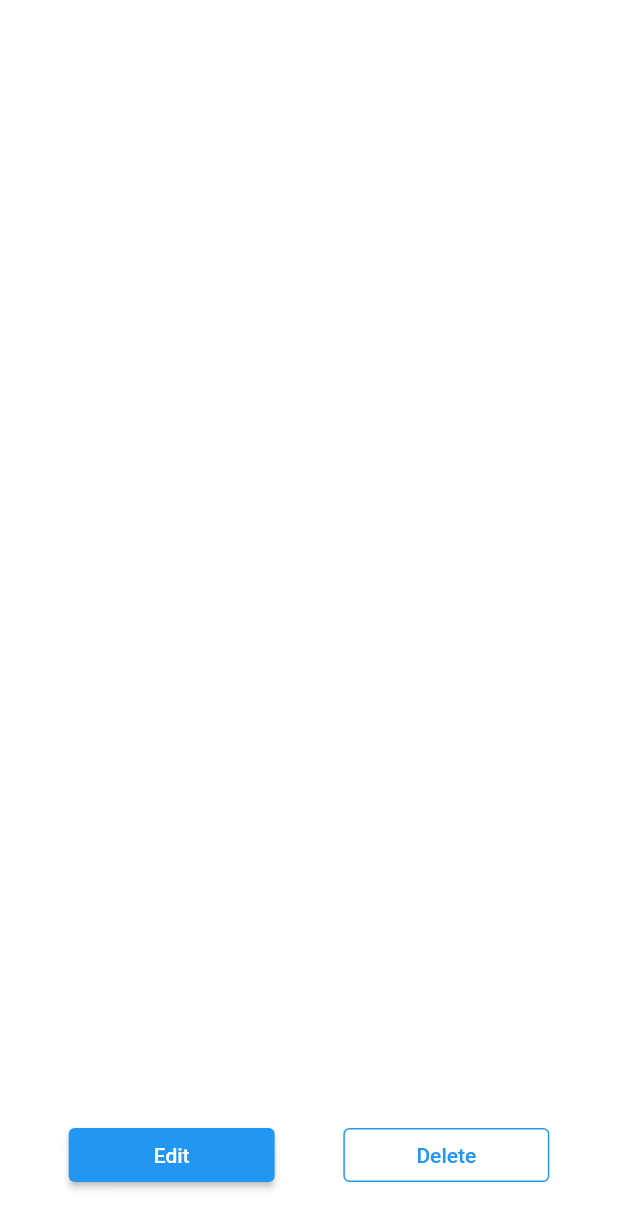
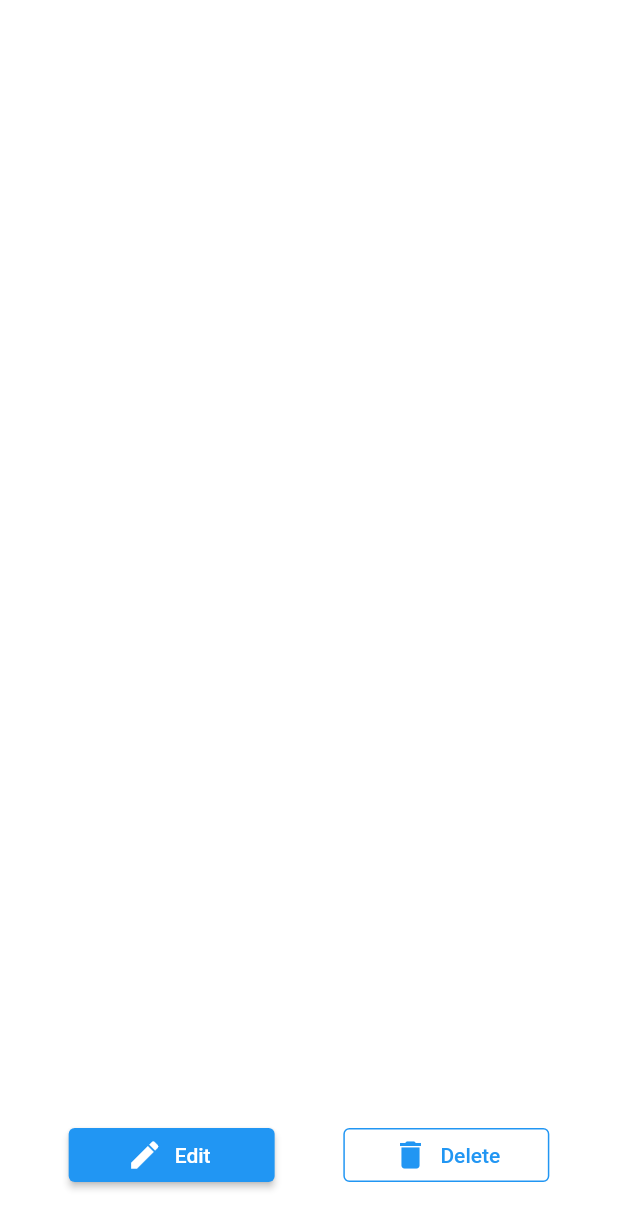
Before and after one commit to oyachi/nostalgic_illusts, a Flutter app: the DetailBottomButtons widget shown alone on an empty page, opened directly, on a phone screen of 412 x 824 dp. Shown: the top 1229 px of the screen. Run offline on Flutter 3.47's test engine with Material 2 defaults, Android fonts, the phone set to English and light mode, and no system bars; our stand-ins replace flutter_hooks, hooks_riverpod, image_picker, state_notifier.

Commit message:
[change]ボタンアイコン追加及びサイズ調整

```diff
--- a/lib/components/detail_bottom_buttons.dart
+++ b/lib/components/detail_bottom_buttons.dart
@@ -16,9 +16,10 @@ class DetailBottomButtons extends StatelessWidget {
               child: Container(
                 child: Padding(
                   padding: const EdgeInsets.all(0.0),
-                  child: ElevatedButton(
+                  child: ElevatedButton.icon(
                     onPressed: () => {},
-                    child: Text('Edit', style: TextStyle(color: Colors.white)),
+                    label: Text('Edit', style: TextStyle(color: Colors.white)),
+                    icon: Icon(Icons.edit),
                   ),
                 ),
               ),
@@ -29,16 +30,17 @@ class DetailBottomButtons extends StatelessWidget {
               child: Container(
                 child: Padding(
                   padding: const EdgeInsets.all(0.0),
-                  child: OutlinedButton(
+                  child: OutlinedButton.icon(
                     style: OutlinedButton.styleFrom(
                       side: BorderSide(color: Theme
                           .of(context)
                           .primaryColor),
                     ),
                     onPressed: () => _showDialog(context),
-                    child: Text('Delete', style: TextStyle(color: Theme
+                    label: Text('Delete', style: TextStyle(color: Theme
                         .of(context)
                         .primaryColor)),
+                    icon: Icon(Icons.delete),
                   ),
                 ),
               ),
```
